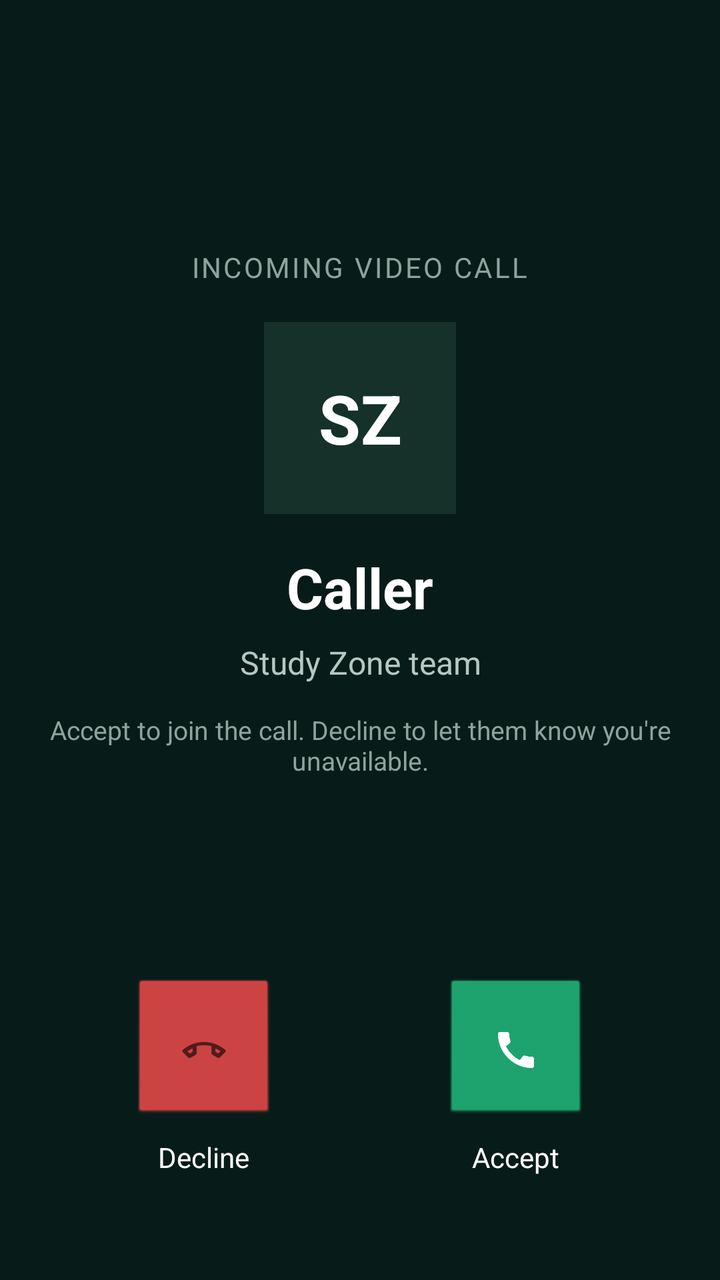
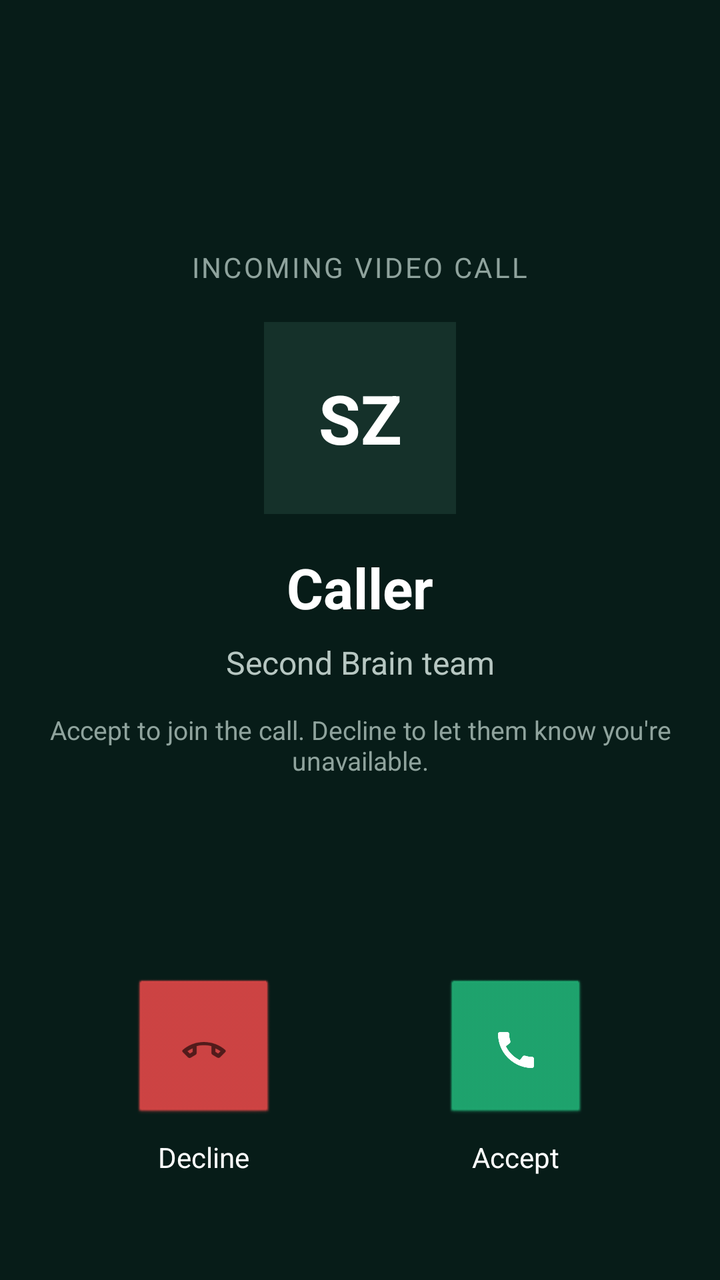

The first picture is an Android layout as it rendered before a commit; the second is the same layout after the commit. The layout source and the unified diff follow.
<!-- AndroidManifest.xml: activity theme AppTheme.NoActionBar -->
<!-- res/layout/activity_incoming_call.xml -->
<?xml version="1.0" encoding="utf-8"?>
<LinearLayout xmlns:android="http://schemas.android.com/apk/res/android"
    android:id="@+id/incoming_call_root"
    android:layout_width="match_parent"
    android:layout_height="match_parent"
    android:orientation="vertical"
    android:gravity="center_horizontal"
    android:padding="24dp"
    android:background="#071C18">

    <View
        android:layout_width="0dp"
        android:layout_height="0dp"
        android:layout_weight="1" />

    <TextView
        android:id="@+id/incoming_call_type"
        android:layout_width="wrap_content"
        android:layout_height="wrap_content"
        android:text="@string/incoming_video_call"
        android:textColor="#8FA39D"
        android:textSize="14sp"
        android:letterSpacing="0.08"
        android:textAllCaps="true" />

    <TextView
        android:id="@+id/incoming_call_avatar"
        android:layout_width="96dp"
        android:layout_height="96dp"
        android:layout_marginTop="18dp"
        android:gravity="center"
        android:textColor="#FFFFFF"
        android:textSize="34sp"
        android:textStyle="bold"
        android:background="#15312A"
        android:text="SZ" />

    <TextView
        android:id="@+id/incoming_call_caller"
        android:layout_width="match_parent"
        android:layout_height="wrap_content"
        android:layout_marginTop="18dp"
        android:gravity="center"
        android:textColor="#FFFFFF"
        android:textSize="28sp"
        android:textStyle="bold"
        android:maxLines="2"
        android:ellipsize="end"
        android:text="Caller" />

    <TextView
        android:id="@+id/incoming_call_subtitle"
        android:layout_width="match_parent"
        android:layout_height="wrap_content"
        android:layout_marginTop="8dp"
        android:gravity="center"
        android:textColor="#B7C7C2"
        android:textSize="16sp"
        android:maxLines="2"
        android:ellipsize="end"
        android:text="Study Zone team" />

    <TextView
        android:id="@+id/incoming_call_hint"
        android:layout_width="match_parent"
        android:layout_height="wrap_content"
        android:layout_marginTop="14dp"
        android:gravity="center"
        android:textColor="#8FA39D"
        android:textSize="13sp"
        android:text="@string/incoming_call_hint" />

    <View
        android:layout_width="0dp"
        android:layout_height="0dp"
        android:layout_weight="1" />

    <LinearLayout
        android:layout_width="match_parent"
        android:layout_height="wrap_content"
        android:orientation="horizontal"
        android:gravity="center"
        android:layout_marginBottom="28dp">

        <LinearLayout
            android:layout_width="0dp"
            android:layout_height="wrap_content"
            android:layout_weight="1"
            android:gravity="center"
            android:orientation="vertical">

            <ImageButton
                android:id="@+id/incoming_call_decline"
                android:layout_width="72dp"
                android:layout_height="72dp"
                android:backgroundTint="#D64545"
                android:background="@android:drawable/btn_default"
                android:src="@drawable/ic_call_decline"
                android:contentDescription="@string/decline_call"
                android:scaleType="center"
                android:padding="18dp" />

            <TextView
                android:layout_width="wrap_content"
                android:layout_height="wrap_content"
                android:layout_marginTop="8dp"
                android:text="@string/decline_call"
                android:textColor="#FFFFFF"
                android:textSize="14sp" />
        </LinearLayout>

        <LinearLayout
            android:layout_width="0dp"
            android:layout_height="wrap_content"
            android:layout_weight="1"
            android:gravity="center"
            android:orientation="vertical">

            <ImageButton
                android:id="@+id/incoming_call_accept"
                android:layout_width="72dp"
                android:layout_height="72dp"
                android:backgroundTint="#1FA971"
                android:background="@android:drawable/btn_default"
                android:src="@drawable/ic_call_accept"
                android:contentDescription="@string/accept_call"
                android:scaleType="center"
                android:padding="18dp" />

            <TextView
                android:layout_width="wrap_content"
                android:layout_height="wrap_content"
                android:layout_marginTop="8dp"
                android:text="@string/accept_call"
                android:textColor="#FFFFFF"
                android:textSize="14sp" />
        </LinearLayout>
    </LinearLayout>
</LinearLayout>
<!-- resources referenced by this layout -->
<resources>
  <!-- drawable ic_call_accept (drawable) -->
  <vector xmlns:android="http://schemas.android.com/apk/res/android"
      android:width="24dp"
      android:height="24dp"
      android:viewportWidth="24"
      android:viewportHeight="24">
      <path
          android:fillColor="#FFFFFF"
          android:pathData="M20.01,15.38c-1.23,0 -2.42,-0.2 -3.53,-0.56 -0.35,-0.12 -0.74,-0.03 -1.01,0.24l-1.57,1.97c-2.83,-1.35 -5.48,-3.9 -6.89,-6.83l1.95,-1.66c0.27,-0.28 0.35,-0.67 0.24,-1.02 -0.37,-1.11 -0.56,-2.3 -0.56,-3.53 0,-0.54 -0.45,-0.99 -0.99,-0.99H4.19C3.65,3 3,3.24 3,3.99 3,13.28 10.73,21 20.01,21c0.71,0 0.99,-0.63 0.99,-1.18v-3.45c0,-0.54 -0.45,-0.99 -0.99,-0.99z"/>
  </vector>
  <!-- drawable ic_call_decline (drawable) -->
  <vector xmlns:android="http://schemas.android.com/apk/res/android"
      android:width="24dp"
      android:height="24dp"
      android:viewportWidth="24"
      android:viewportHeight="24">
      <path
          android:fillColor="#FFFFFF"
          android:pathData="M12,9c-1.6,0 -3.15,0.25 -4.6,0.72v3.1c0,0.39 -0.23,0.74 -0.56,0.9 -0.98,0.49 -1.87,1.12 -2.66,1.85 -0.18,0.18 -0.43,0.28 -0.7,0.28 -0.28,0 -0.53,-0.11 -0.71,-0.29L0.29,13.08c-0.18,-0.17 -0.29,-0.42 -0.29,-0.7 0,-0.28 0.11,-0.53 0.29,-0.71C3.34,8.78 7.46,7 12,7s8.66,1.78 11.71,4.67c0.18,0.18 0.29,0.43 0.29,0.71 0,0.28 -0.11,0.53 -0.29,0.71l-2.48,2.48c-0.18,0.18 -0.43,0.29 -0.71,0.29 -0.27,0 -0.52,-0.11 -0.7,-0.28 -0.79,-0.74 -1.69,-1.36 -2.67,-1.85 -0.33,-0.16 -0.56,-0.5 -0.56,-0.9v-3.1C15.15,9.25 13.6,9 12,9z"/>
  </vector>
  <string name="accept_call">Accept</string>
  <string name="decline_call">Decline</string>
  <string name="incoming_call_hint">Accept to join the call. Decline to let them know you\'re unavailable.</string>
  <string name="incoming_video_call">Incoming video call</string>
  <style name="AppTheme.NoActionBar" parent="Theme.AppCompat.DayNight.NoActionBar">
          <item name="windowActionBar">false</item>
          <item name="windowNoTitle">true</item>
          <item name="android:background">@null</item>
          <item name="android:statusBarColor">@android:color/transparent</item>
          <item name="android:navigationBarColor">@android:color/transparent</item>
          <item name="android:windowLightStatusBar">false</item>
      </style>
</resources>

<!-- the commit's change to res/layout/activity_incoming_call.xml (unified diff, before → after) -->
@@ -58,7 +58,7 @@
         android:textSize="16sp"
         android:maxLines="2"
         android:ellipsize="end"
-        android:text="Study Zone team" />
+        android:text="Second Brain team" />
 
     <TextView
         android:id="@+id/incoming_call_hint"
